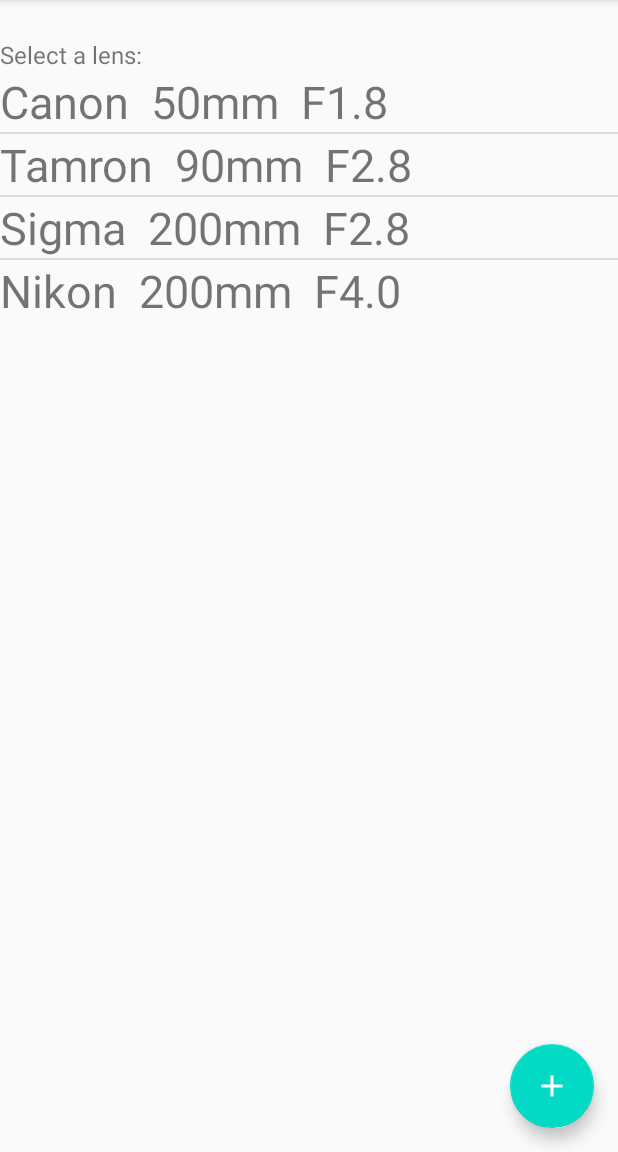
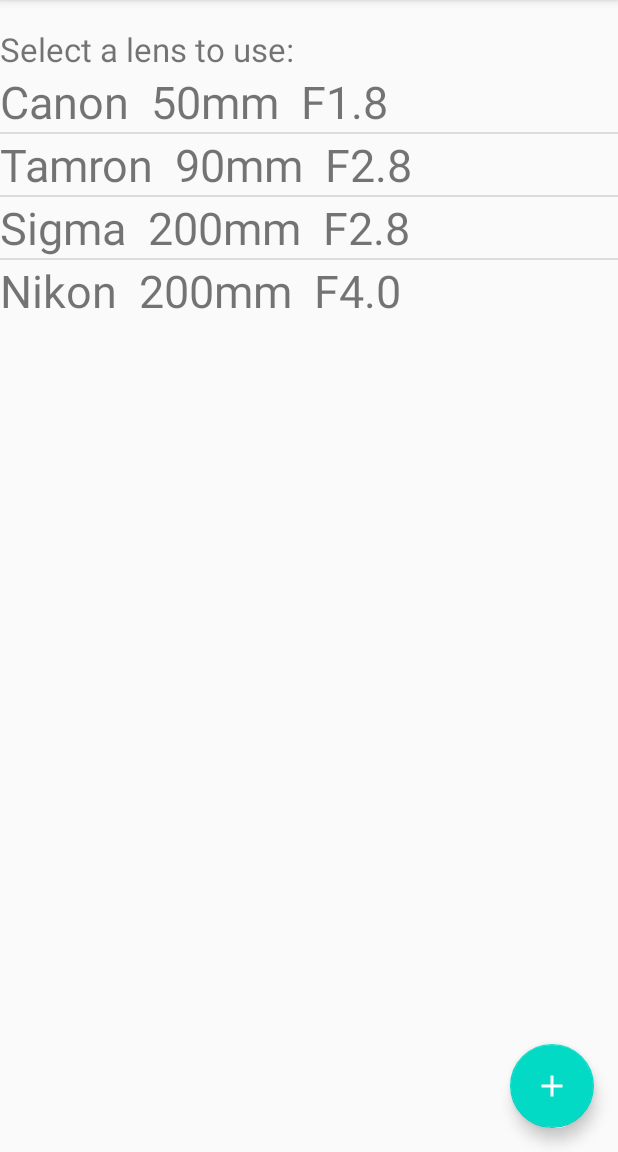
Before and after one commit to SahilModak/Camera-Lens-Manager, an Android app: the screen it shows after launch (MainActivity), on a phone screen of 412 x 824 dp, the part 84-1236 px from its top. Run offline under Robolectric (Android 15) with nearby library versions, the phone set to English and light mode, and no system bars.

Commit message:
main interface updated, strings.xml updated

```diff
--- a/app/src/main/res/layout/content_main.xml
+++ b/app/src/main/res/layout/content_main.xml
@@ -11,7 +11,7 @@
         android:layout_width="wrap_content"
         android:layout_height="wrap_content"
         android:text="@string/select_a_lens"
-        android:textSize="16sp"
+        android:textSize="22sp"
         app:layout_constraintBottom_toTopOf="@+id/lensDisplay"
         app:layout_constraintStart_toStartOf="@+id/lensDisplay" />
 
--- a/app/src/main/res/values/strings.xml
+++ b/app/src/main/res/values/strings.xml
@@ -9,7 +9,7 @@
 
     <string name="hello_first_fragment">Hello first fragment</string>
     <string name="hello_second_fragment">Hello second fragment. Arg: %1$s</string>
-    <string name="select_a_lens">Select a lens:</string>
+    <string name="select_a_lens">Select a lens to use:</string>
     <string name="title_activity_add_lens">Add a new Lens</string>
     <string name="addLens_Make">Make</string>
     <string name="addLens_Focal_Length">Focal Length [mm]</string>
```
